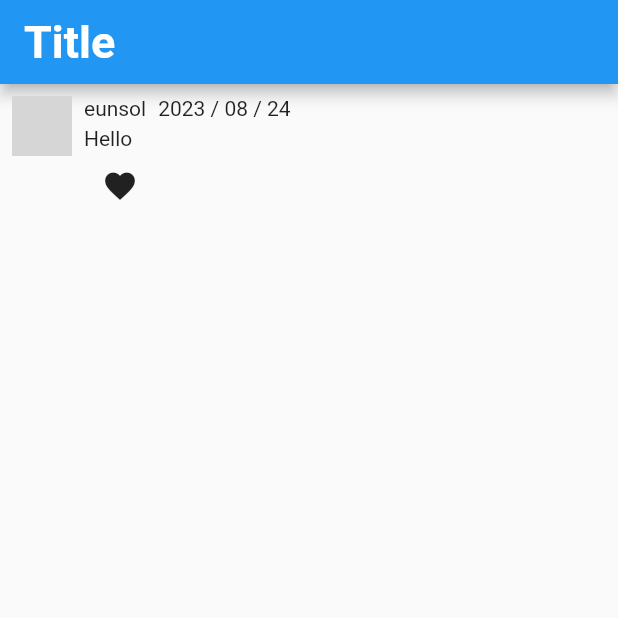
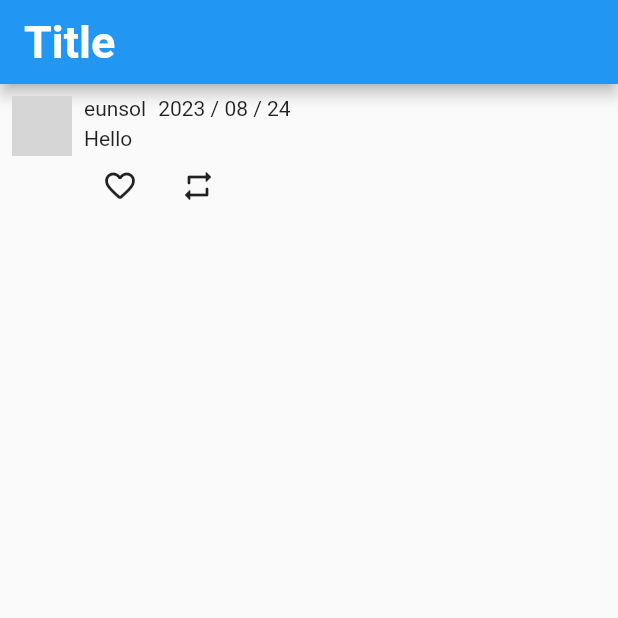
Before and after one commit to sashapivovarova/FlutterUniv, a Flutter app: the screen it shows after launch, on a phone screen of 412 x 824 dp, the top half of it. Run offline on Flutter 3.47's test engine with Material 2 defaults, Android fonts, the phone set to English and light mode, and no system bars; network calls fail; grey boxes are pictures that could not be loaded.

Commit message:
Button の修正

```diff
--- a/lib/main.dart
+++ b/lib/main.dart
@@ -52,11 +52,24 @@ class MyApp extends StatelessWidget {
                     height: 4,
                   ),
                   const Text('Hello'),
-                  IconButton(
-                    onPressed: () {},
-                    icon: const Icon(
-                      Icons.favorite,
-                    ),
+                  Row(
+                    children: [
+                      IconButton(
+                        onPressed: () {},
+                        icon: const Icon(
+                          Icons.favorite_border_rounded,
+                        ),
+                      ),
+                      const SizedBox(
+                        width: 4,
+                      ),
+                      IconButton(
+                        onPressed: () {},
+                        icon: const Icon(
+                          Icons.repeat_rounded,
+                        ),
+                      ),
+                    ],
                   ),
                 ],
               ),
```
